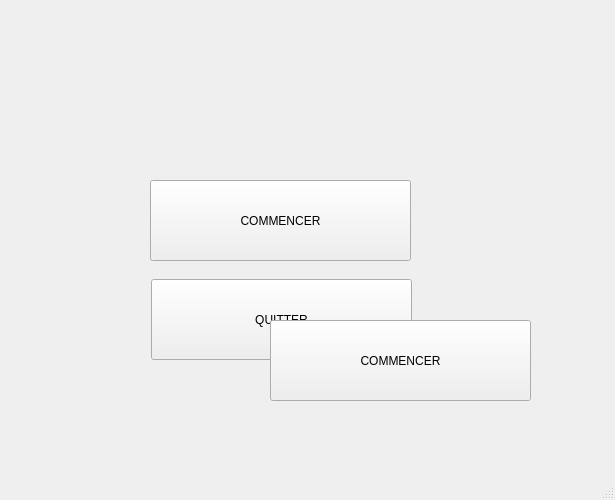
This is Arkanoid/mainwindow.ui in Milieuuh/Arkanoid as Qt 5 draws it before an edit. The edited form follows.
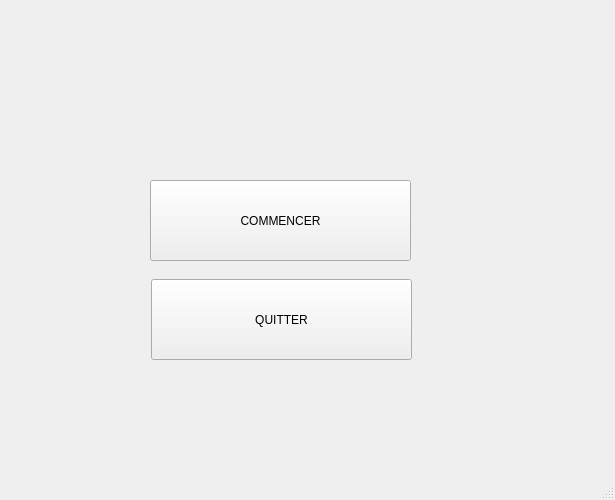
This is the edited form.

Patch:
```diff
--- a/Arkanoid/mainwindow.ui
+++ b/Arkanoid/mainwindow.ui
@@ -88,25 +88,6 @@
      <bool>false</bool>
     </property>
    </widget>
-   <widget class="QPushButton" name="btn_commencer_2">
-    <property name="geometry">
-     <rect>
-      <x>270</x>
-      <y>320</y>
-      <width>261</width>
-      <height>81</height>
-     </rect>
-    </property>
-    <property name="maximumSize">
-     <size>
-      <width>16777215</width>
-      <height>16777215</height>
-     </size>
-    </property>
-    <property name="text">
-     <string>COMMENCER</string>
-    </property>
-   </widget>
   </widget>
   <widget class="QMenuBar" name="menubar">
    <property name="geometry">
```
